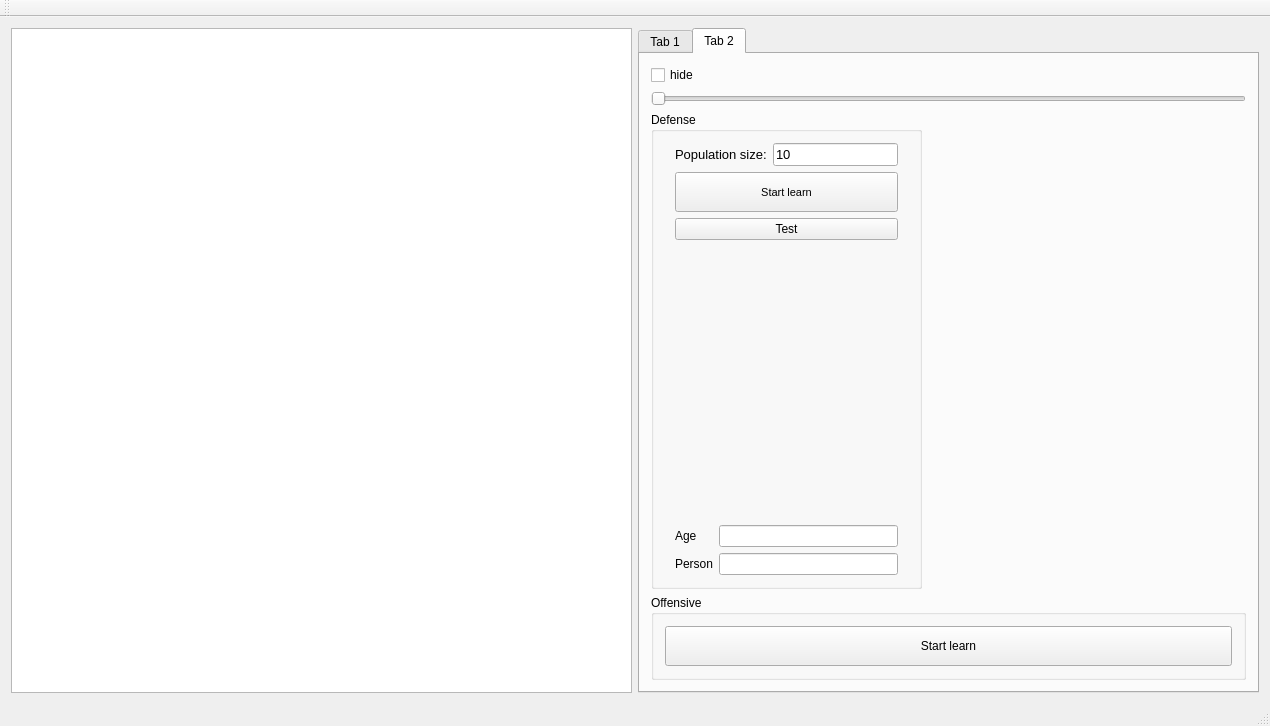
Qt form mainwindow.ui (pierok/StarWarsTD) before a commit.
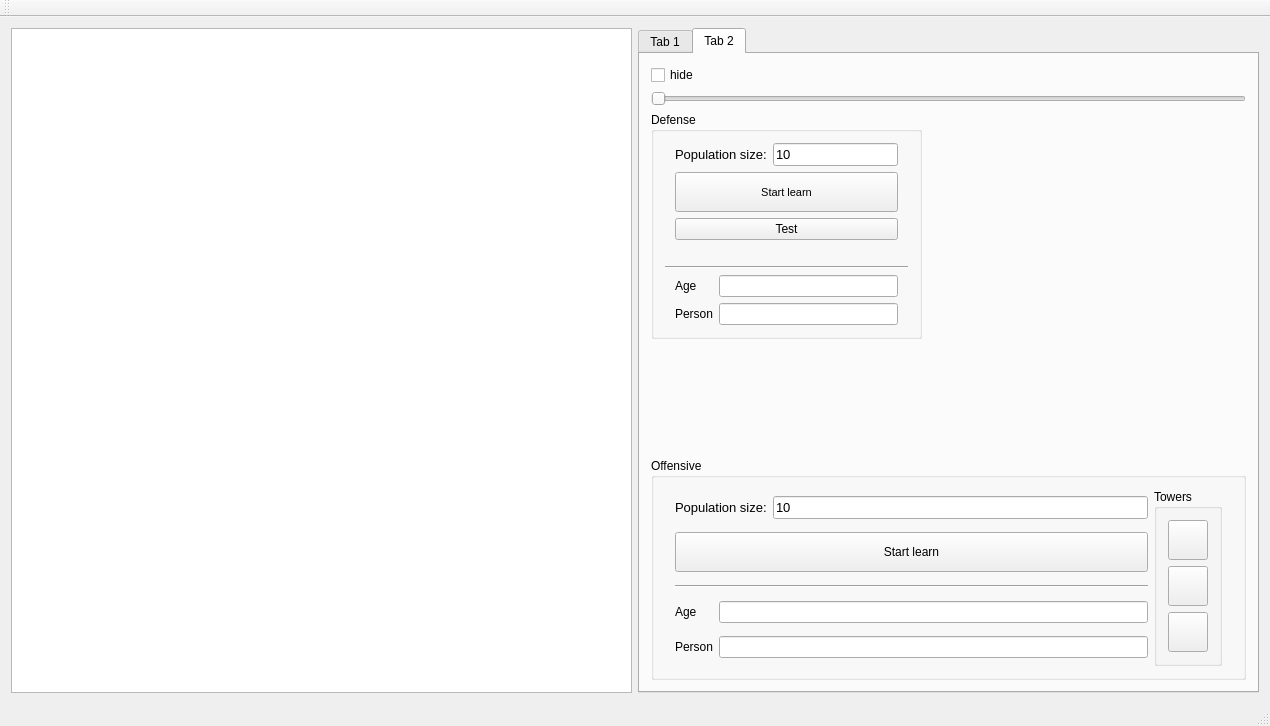
The same form after that commit. Custom widgets are drawn as their Qt base class.

Diff of the .ui file:
```diff
--- a/mainwindow.ui
+++ b/mainwindow.ui
@@ -78,13 +78,25 @@
             <property name="sizeHint" stdset="0">
              <size>
               <width>20</width>
-              <height>40</height>
+              <height>25</height>
              </size>
             </property>
            </spacer>
           </item>
           <item>
-           <layout class="QHBoxLayout" name="horizontalLayout_2">
+           <widget class="QGroupBox" name="groupBox_2">
+            <property name="font">
+             <font>
+              <family>Cooper Black</family>
+              <pointsize>12</pointsize>
+              <weight>75</weight>
+              <bold>true</bold>
+             </font>
+            </property>
+            <property name="title">
+             <string>TOWERS</string>
+            </property>
+            <layout class="QHBoxLayout" name="horizontalLayout_13">
             <item>
              <widget class="QPushButton" name="plasmaButton">
               <property name="sizePolicy">
@@ -161,6 +173,7 @@
              </widget>
             </item>
            </layout>
+           </widget>
           </item>
           <item>
            <spacer name="verticalSpacer_2">
@@ -170,7 +183,7 @@
             <property name="sizeHint" stdset="0">
              <size>
               <width>20</width>
-              <height>40</height>
+              <height>30</height>
              </size>
             </property>
            </spacer>
@@ -262,6 +275,20 @@
         <property name="fieldGrowthPolicy">
          <enum>QFormLayout::AllNonFixedFieldsGrow</enum>
         </property>
+        <item row="2" column="0">
+         <widget class="QCheckBox" name="checkBox">
+          <property name="text">
+           <string>hide</string>
+          </property>
+         </widget>
+        </item>
+        <item row="3" column="0" colspan="2">
+         <widget class="QSlider" name="horizontalSlider">
+          <property name="orientation">
+           <enum>Qt::Horizontal</enum>
+          </property>
+         </widget>
+        </item>
         <item row="4" column="0">
          <widget class="QGroupBox" name="defenseBox">
           <property name="title">
@@ -347,6 +374,13 @@
              </property>
             </spacer>
            </item>
+           <item>
+            <widget class="Line" name="line_2">
+             <property name="orientation">
+              <enum>Qt::Horizontal</enum>
+             </property>
+            </widget>
+           </item>
            <item>
             <layout class="QVBoxLayout" name="verticalLayout_2">
              <property name="leftMargin">
@@ -396,6 +430,19 @@
           </layout>
          </widget>
         </item>
+        <item row="5" column="0">
+         <spacer name="verticalSpacer_5">
+          <property name="orientation">
+           <enum>Qt::Vertical</enum>
+          </property>
+          <property name="sizeHint" stdset="0">
+           <size>
+            <width>20</width>
+            <height>20</height>
+           </size>
+          </property>
+         </spacer>
+        </item>
         <item row="6" column="0" colspan="2">
          <widget class="QGroupBox" name="OffensiveBox">
           <property name="title">
@@ -403,6 +450,44 @@
           </property>
           <layout class="QVBoxLayout" name="verticalLayout_4">
            <item>
+            <layout class="QHBoxLayout" name="horizontalLayout_9">
+             <property name="leftMargin">
+              <number>10</number>
+             </property>
+             <property name="rightMargin">
+              <number>10</number>
+             </property>
+             <item>
+              <layout class="QVBoxLayout" name="verticalLayout_7">
+               <item>
+                <layout class="QHBoxLayout" name="horizontalLayout_12">
+                 <item>
+                  <widget class="QLabel" name="PopulationSize2label">
+                   <property name="font">
+                    <font>
+                     <pointsize>10</pointsize>
+                    </font>
+                   </property>
+                   <property name="text">
+                    <string>Population size:</string>
+                   </property>
+                  </widget>
+                 </item>
+                 <item>
+                  <widget class="QLineEdit" name="populationSize2lineEdit">
+                   <property name="font">
+                    <font>
+                     <pointsize>10</pointsize>
+                    </font>
+                   </property>
+                   <property name="text">
+                    <string>10</string>
+                   </property>
+                  </widget>
+                 </item>
+                </layout>
+               </item>
+               <item>
             <widget class="QPushButton" name="learn2Button">
              <property name="minimumSize">
               <size>
@@ -415,21 +500,120 @@
              </property>
             </widget>
            </item>
-          </layout>
-         </widget>
-        </item>
-        <item row="3" column="0" colspan="2">
-         <widget class="QSlider" name="horizontalSlider">
+               <item>
+                <widget class="Line" name="line">
           <property name="orientation">
            <enum>Qt::Horizontal</enum>
           </property>
          </widget>
         </item>
-        <item row="2" column="0">
-         <widget class="QCheckBox" name="checkBox">
+               <item>
+                <layout class="QHBoxLayout" name="horizontalLayout_10">
+                 <item>
+                  <widget class="QLabel" name="labelPokolenie2">
           <property name="text">
-           <string>hide</string>
-          </property>
+                    <string>Age     </string>
+                   </property>
+                  </widget>
+                 </item>
+                 <item>
+                  <widget class="QLineEdit" name="pokolenie2lineEdit">
+                   <property name="readOnly">
+                    <bool>true</bool>
+                   </property>
+                  </widget>
+                 </item>
+                </layout>
+               </item>
+               <item>
+                <layout class="QHBoxLayout" name="horizontalLayout_11">
+                 <item>
+                  <widget class="QLabel" name="labelOsobnik2">
+                   <property name="text">
+                    <string>Person</string>
+                   </property>
+                  </widget>
+                 </item>
+                 <item>
+                  <widget class="QLineEdit" name="osobnik2lineEdit">
+                   <property name="readOnly">
+                    <bool>true</bool>
+                   </property>
+                  </widget>
+                 </item>
+                </layout>
+               </item>
+              </layout>
+             </item>
+             <item>
+              <widget class="QGroupBox" name="groupBox">
+               <property name="title">
+                <string>Towers</string>
+               </property>
+               <layout class="QVBoxLayout" name="verticalLayout_8">
+                <item>
+                 <widget class="QPushButton" name="prismTestButton">
+                  <property name="minimumSize">
+                   <size>
+                    <width>40</width>
+                    <height>40</height>
+                   </size>
+                  </property>
+                  <property name="maximumSize">
+                   <size>
+                    <width>40</width>
+                    <height>40</height>
+                   </size>
+                  </property>
+                  <property name="text">
+                   <string/>
+                  </property>
+                 </widget>
+                </item>
+                <item>
+                 <widget class="QPushButton" name="plasmaTestButton">
+                  <property name="minimumSize">
+                   <size>
+                    <width>40</width>
+                    <height>40</height>
+                   </size>
+                  </property>
+                  <property name="maximumSize">
+                   <size>
+                    <width>40</width>
+                    <height>40</height>
+                   </size>
+                  </property>
+                  <property name="text">
+                   <string/>
+                  </property>
+                 </widget>
+                </item>
+                <item>
+                 <widget class="QPushButton" name="hunterTestButton">
+                  <property name="minimumSize">
+                   <size>
+                    <width>40</width>
+                    <height>40</height>
+                   </size>
+                  </property>
+                  <property name="maximumSize">
+                   <size>
+                    <width>40</width>
+                    <height>40</height>
+                   </size>
+                  </property>
+                  <property name="text">
+                   <string/>
+                  </property>
+                 </widget>
+                </item>
+               </layout>
+              </widget>
+             </item>
+            </layout>
+           </item>
+          </layout>
          </widget>
         </item>
        </layout>
```
Lines whose indentation alone changed are shown as unchanged.
